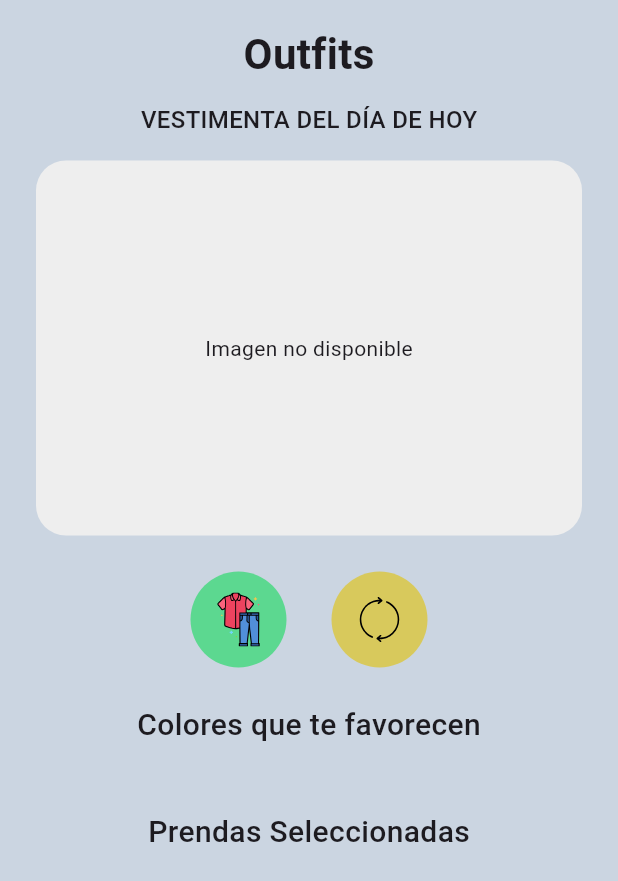
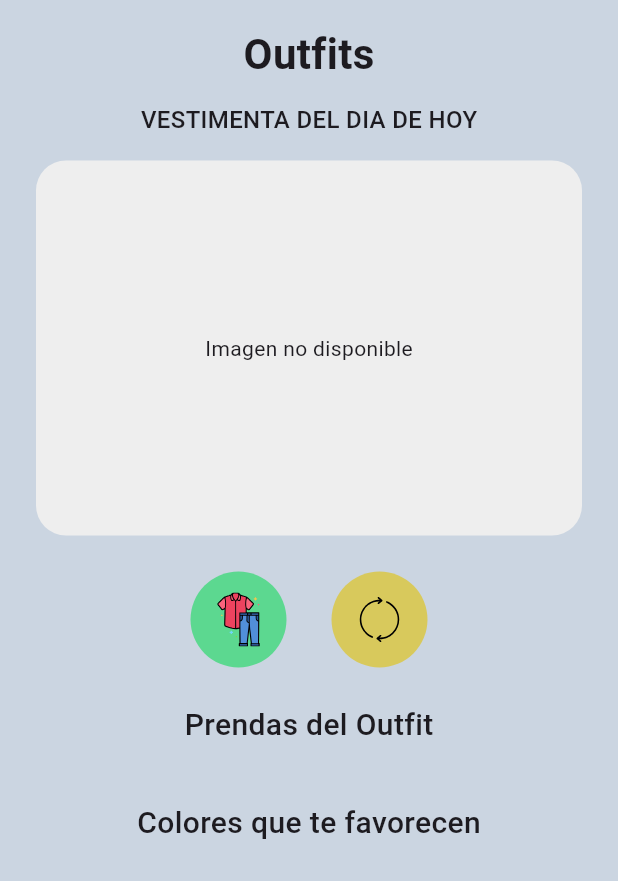
Before and after one commit to diego16022/Proyecto-Integrador, a Flutter app: the RecomendacionesWidget screen opened directly, on a phone screen of 412 x 824 dp. Shown: the top 881 px of the screen. Run offline on Flutter 3.47's test engine with Material 3 defaults, Android fonts, the phone set to English and light mode, and no system bars; our stand-ins replace flutter_colorpicker, flutter_svg, image_picker; accounts and stored records are empty; project files that could hold a hidden picture were left out.

Commit message:
Relizamos las Recomendaciones subida del archivo  para ejecucion

```diff
--- a/frontend/lib/screens/recomendaciones_widget.dart
+++ b/frontend/lib/screens/recomendaciones_widget.dart
@@ -11,9 +11,9 @@ class RecomendacionesWidget extends StatefulWidget {
 class _RecomendacionesWidgetState extends State<RecomendacionesWidget> {
   String imagenOutfit = "";
   String tonoPiel = "";
+  bool cargando = false;
+  List<Color> colores = [];
   List<String> imagenesPrendas = [];
-  List<Color> colores = [];
-  bool cargando = false;
 
   final Map<String, List<Color>> coloresPorTono = {
     'Tipo_I': [Color(0xFF000080), Color(0xFFFF00FF), Color(0xFFFFFFFF), Color(0xFF000000), Color(0xFFFA8072)],
@@ -32,21 +32,17 @@ class _RecomendacionesWidgetState extends State<RecomendacionesWidget> {
 
     try {
       final data = await OutfitService.generarOutfitAleatorio(idUsuario);
-      if (!mounted) return;
-
       setState(() {
         imagenOutfit = data['imagen_outfit'];
         tonoPiel = data['tono_piel'];
+        colores = coloresPorTono[tonoPiel] ?? [];
         imagenesPrendas = List<String>.from(data['imagenes_prendas'] ?? []);
-        colores = coloresPorTono[tonoPiel] ?? [];
       });
     } catch (e) {
-      if (!mounted) return;
       ScaffoldMessenger.of(context).showSnackBar(
         SnackBar(content: Text('Error al generar outfit')),
       );
     } finally {
-      if (!mounted) return;
       setState(() => cargando = false);
     }
   }
@@ -57,12 +53,10 @@ class _RecomendacionesWidgetState extends State<RecomendacionesWidget> {
 
     try {
       await OutfitService.aceptarOutfitGenerado(idUsuario);
-      if (!mounted) return;
       ScaffoldMessenger.of(context).showSnackBar(
         SnackBar(content: Text('Outfit aceptado y guardado')),
       );
     } catch (e) {
-      if (!mounted) return;
       ScaffoldMessenger.of(context).showSnackBar(
         SnackBar(content: Text('Error al aceptar outfit')),
       );
@@ -88,20 +82,26 @@ class _RecomendacionesWidgetState extends State<RecomendacionesWidget> {
               children: [
                 Text('Outfits', style: TextStyle(fontSize: 28, fontWeight: FontWeight.bold)),
                 SizedBox(height: 12),
-                Text('VESTIMENTA DEL DÍA DE HOY', style: TextStyle(fontSize: 16, fontWeight: FontWeight.w500)),
+                Text('VESTIMENTA DEL DIA DE HOY', style: TextStyle(fontSize: 16, fontWeight: FontWeight.w500)),
                 SizedBox(height: 16),
-                imagenOutfit.isNotEmpty
-                    ? Image.network(imagenOutfit, height: 250, fit: BoxFit.cover)
-                    : Container(
+
+                // Imagen principal
+                Container(
                   height: 250,
                   width: double.infinity,
                   decoration: BoxDecoration(
                     color: Color(0xFFEEEEEE),
                     borderRadius: BorderRadius.circular(20),
+                    image: imagenOutfit.isNotEmpty
+                        ? DecorationImage(image: NetworkImage(imagenOutfit), fit: BoxFit.cover)
+                        : null,
                   ),
-                        child: Center(child: Text("Imagen no disponible")),
+                  child: imagenOutfit.isEmpty ? Center(child: Text("Imagen no disponible")) : null,
                 ),
+
                 SizedBox(height: 24),
+
+                // Botones
                 Row(
                   mainAxisAlignment: MainAxisAlignment.center,
                   children: [
@@ -110,10 +110,7 @@ class _RecomendacionesWidgetState extends State<RecomendacionesWidget> {
                       child: CircleAvatar(
                         radius: 32,
                         backgroundColor: Color(0xFF5CD890),
-                        child: SvgPicture.asset(
-                          'assets/icons/ropa-masculina.svg',
-                          height: 36,
-                        ),
+                        child: SvgPicture.asset('assets/icons/ropa-masculina.svg', height: 36),
                       ),
                     ),
                     SizedBox(width: 30),
@@ -129,29 +126,45 @@ class _RecomendacionesWidgetState extends State<RecomendacionesWidget> {
                     ),
                   ],
                 ),
+
                 SizedBox(height: 24),
-                Text("Colores que te favorecen", style: TextStyle(fontSize: 20, fontWeight: FontWeight.w500)),
+
+                // 🧥 Prendas individuales
+                Text("Prendas del Outfit", style: TextStyle(fontSize: 20, fontWeight: FontWeight.w500)),
                 SizedBox(height: 12),
                 Row(
                   mainAxisAlignment: MainAxisAlignment.spaceEvenly,
                   children: List.generate(
-                    colores.length,
-                    (index) => CircleAvatar(radius: 25, backgroundColor: colores[index]),
+                    imagenesPrendas.length,
+                    (index) => ClipRRect(
+                      borderRadius: BorderRadius.circular(12),
+                      child: Image.network(
+                        imagenesPrendas[index],
+                        height: 80,
+                        width: 80,
+                        fit: BoxFit.cover,
                       ),
                     ),
-                SizedBox(height: 30),
-                Text("Prendas Seleccionadas", style: TextStyle(fontSize: 20, fontWeight: FontWeight.w500)),
-                SizedBox(height: 12),
-                Row(
+                  ),
+                ),
+
+                SizedBox(height: 24),
+
+                // 🎨 Colores recomendados
+                Text("Colores que te favorecen", style: TextStyle(fontSize: 20, fontWeight: FontWeight.w500)),
+                Padding(
+                  padding: const EdgeInsets.all(16.0),
+                  child: Row(
                     mainAxisAlignment: MainAxisAlignment.spaceEvenly,
-                  children: imagenesPrendas.map((url) {
-                    return ClipRRect(
-                      borderRadius: BorderRadius.circular(12),
-                      child: Image.network(url, height: 80, width: 80, fit: BoxFit.cover),
-                    );
-                  }).toList(),
+                    children: List.generate(
+                      colores.length,
+                      (index) => CircleAvatar(
+                        radius: 25,
+                        backgroundColor: colores[index],
                       ),
-                SizedBox(height: 30),
+                    ),
+                  ),
+                ),
               ],
             ),
           ),
```
Also changed, not shown: frontend/lib/screens/NuevaprendaWidget.dart (+9 -0 lines), 3 other files. Lines whose indentation alone changed are shown as unchanged.
